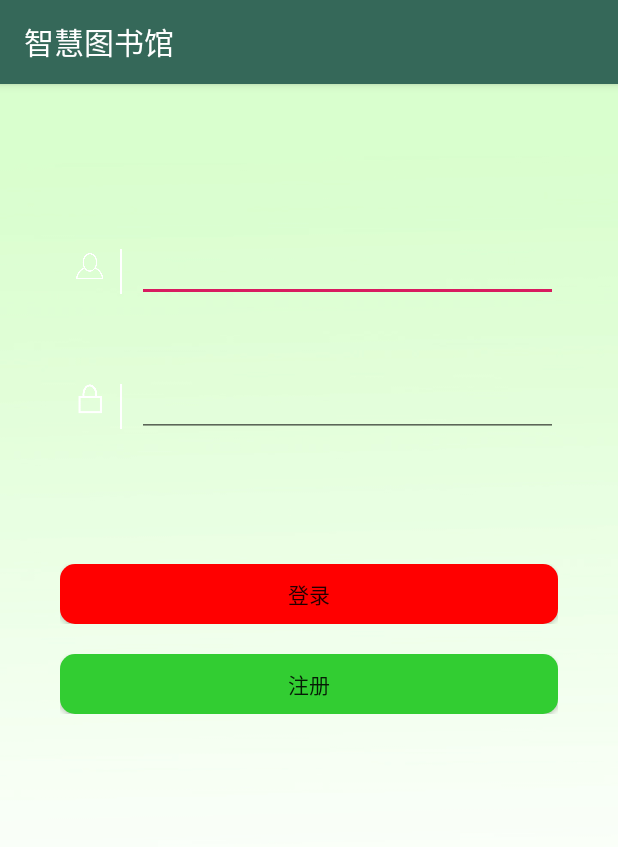
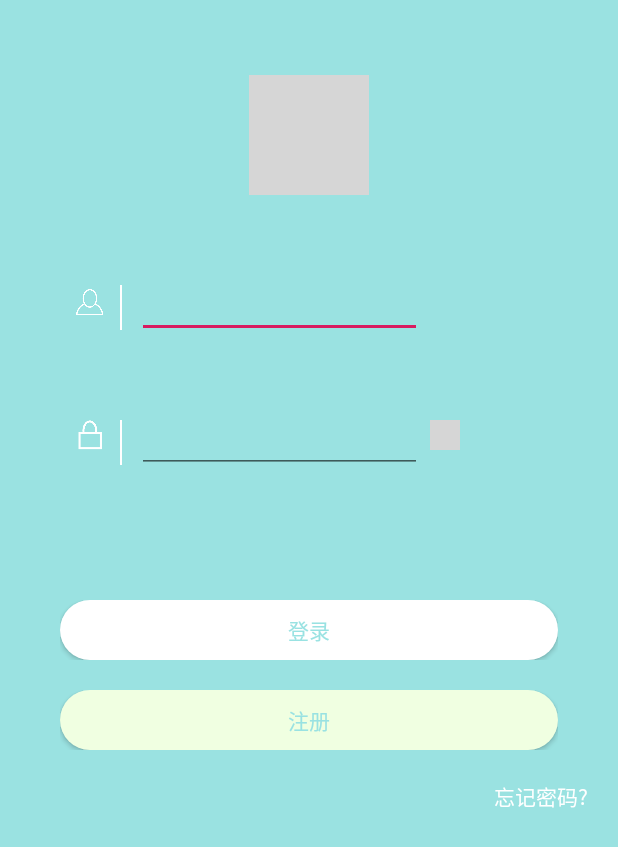
Before and after one commit to xy1473210653/libraryProject, an Android app: the MainActivity screen opened directly, with no data from a screen before it, on a phone screen of 412 x 824 dp. Shown: the top 847 px of the screen. Run offline under Robolectric (Android 15) with nearby library versions, the light colour scheme and no system bars; 1 statement that could not run was skipped; grey boxes are pictures that could not be loaded.

Commit message:
第二次ui

```diff
--- a/app/src/main/AndroidManifest.xml
+++ b/app/src/main/AndroidManifest.xml
@@ -9,7 +9,7 @@
     <uses-feature android:name="android.hardware.camera.autofocus" /><!-- 自动聚焦权限 -->
     <application
         android:allowBackup="true"
-        android:icon="@mipmap/ic_launcher"
+        android:icon="@mipmap/logo"
         android:label="@string/app_name"
         android:roundIcon="@mipmap/ic_launcher_round"
         android:supportsRtl="true"
--- a/app/src/main/java/com/example/xianyang/libraryproject/ChangeColorIconWithText.java
+++ b/app/src/main/java/com/example/xianyang/libraryproject/ChangeColorIconWithText.java
@@ -129,7 +129,7 @@ public class ChangeColorIconWithText extends View {
     }
 
     private void drawSourceText(Canvas canvas, int alpha) {
-       mTextPaint.setColor(0xff333333);
+       mTextPaint.setColor(0xffffff);
        mTextPaint.setAlpha(255-alpha);
        int x=getMeasuredWidth()/2-mTextBound.width()/2;
        int y=mIconRect.bottom+mTextBound.height();
--- a/app/src/main/java/com/example/xianyang/libraryproject/MainActivity.java
+++ b/app/src/main/java/com/example/xianyang/libraryproject/MainActivity.java
@@ -6,10 +6,15 @@ import android.os.Handler;
 import android.os.Message;
 import android.support.v7.app.AppCompatActivity;
 import android.os.Bundle;
+import android.text.InputType;
+import android.text.method.HideReturnsTransformationMethod;
+import android.text.method.PasswordTransformationMethod;
 import android.util.Log;
 import android.view.View;
 import android.widget.Button;
 import android.widget.EditText;
+import android.widget.ImageButton;
+import android.widget.ImageView;
 import android.widget.Toast;
 
 import com.example.xianyang.libraryproject.socket.User;
@@ -29,9 +34,11 @@ import java.net.Socket;
 public class MainActivity extends AppCompatActivity {
     private Button login_button;
     private Button rigiter_button;
+    private ImageButton show_hide_passwd;//显示展示密码按钮
     private EditText userID_editText;
     private EditText userPassWD_editText;
     private Thread thread;
+    private Boolean isHide=true;
     private Handler handler=new Handler(){
         @Override
         public void handleMessage(Message msg) {
@@ -57,8 +64,31 @@ public class MainActivity extends AppCompatActivity {
     protected void onCreate(Bundle savedInstanceState) {
         super.onCreate(savedInstanceState);
         setContentView(R.layout.activity_main);
+        StatusBarCompat.compat(this,0xFF99e2e2);
+        getSupportActionBar().hide();
         login_button = findViewById(R.id.login);
         rigiter_button = findViewById(R.id.rigister);
+        userID_editText=findViewById(R.id.userID);
+        userPassWD_editText=findViewById(R.id.user_passWD);
+        show_hide_passwd=findViewById(R.id.passwd_show_button);
+        show_hide_passwd.setOnClickListener(new View.OnClickListener() {
+            @Override
+            public void onClick(View v) {
+                if (isHide)
+                {
+                    userPassWD_editText.setTransformationMethod(HideReturnsTransformationMethod.getInstance());
+                    show_hide_passwd.setBackgroundResource(R.mipmap.show_passwd);
+                    userPassWD_editText.setSelection(userPassWD_editText.getText().length());
+                    isHide=false;
+                }
+                else {
+                    isHide=true;
+                    userPassWD_editText.setTransformationMethod(PasswordTransformationMethod.getInstance());
+                    show_hide_passwd.setBackgroundResource(R.mipmap.hide_passwd);
+                    userPassWD_editText.setSelection(userPassWD_editText.getText().length());
+                }
+            }
+        });
         //登录
         login_button.setOnClickListener(new View.OnClickListener() {
             @Override
@@ -82,8 +112,6 @@ public class MainActivity extends AppCompatActivity {
      */
     private void login() {
         Log.d("socket", "login: "+"up");
-        userID_editText=findViewById(R.id.userID);
-        userPassWD_editText=findViewById(R.id.user_passWD);
         String userID=userID_editText.getText().toString();
         String passWD=userPassWD_editText.getText().toString();
         User user=new User(userID,passWD);
--- a/app/src/main/res/drawable/button.xml
+++ b/app/src/main/res/drawable/button.xml
@@ -1,5 +1,5 @@
 <?xml version="1.0" encoding="utf-8"?>
 <shape xmlns:android="http://schemas.android.com/apk/res/android">
-   <corners android:radius="10dp"/>
-    <solid android:color="#32CD32"/>
+   <corners android:radius="200dp"/>
+    <solid android:color="#f0ffe1"/>
 </shape>
--- a/app/src/main/res/drawable/button_login.xml
+++ b/app/src/main/res/drawable/button_login.xml
@@ -1,5 +1,5 @@
 <?xml version="1.0" encoding="utf-8"?>
 <shape xmlns:android="http://schemas.android.com/apk/res/android">
-   <corners android:radius="10dp"/>
-    <solid android:color="#FF0000"/>
+   <corners android:radius="200dp"/>
+    <solid android:color="#ffffff"/>
 </shape>
--- a/app/src/main/res/drawable/tab_bg.xml
+++ b/app/src/main/res/drawable/tab_bg.xml
@@ -4,7 +4,6 @@
     <stroke
         android:width="1dp"
         android:color="#ffffff" />
-
-    <solid android:color="#FFFBE6" />
+    <solid android:color="#99e2e2" />
 
 </shape>
--- a/app/src/main/res/layout/activity_main.xml
+++ b/app/src/main/res/layout/activity_main.xml
@@ -8,10 +8,14 @@
     android:orientation="vertical"
     android:background="@drawable/login"
     tools:context=".MainActivity">
-    <View
-        android:layout_width="match_parent"
-        android:layout_height="150px"/>
+    <ImageView
+        android:layout_marginTop="50dp"
+        android:layout_gravity="center"
+        android:src="@mipmap/logo"
+        android:layout_width="80dp"
+        android:layout_height="80dp" />
     <LinearLayout
+        android:layout_marginTop="50dp"
         android:layout_marginLeft="40dp"
         android:layout_marginRight="40dp"
         android:layout_width="match_parent"
@@ -33,7 +37,7 @@
             android:background="#ffffff"/>
         <EditText
             android:id="@+id/userID"
-            android:layout_width="match_parent"
+            android:layout_width="190dp"
             android:layout_height="wrap_content"
             android:layout_marginLeft="10dp"
 
@@ -43,7 +47,6 @@
         android:layout_marginLeft="40dp"
         android:layout_marginRight="40dp"
         android:layout_marginTop="40dp"
-
         android:layout_width="match_parent"
         android:layout_height="50dp">
         <ImageView
@@ -63,10 +66,17 @@
         <EditText
             android:layout_marginLeft="10dp"
             android:id="@+id/user_passWD"
-            android:layout_width="match_parent"
-            android:layout_height="wrap_content"
-            android:ems="10"
-            android:inputType="textPassword" />
+            android:inputType="textPassword"
+            android:layout_width="190dp"
+            android:layout_height="wrap_content" />
+        <ImageButton
+            android:id="@+id/passwd_show_button"
+            android:layout_width="20dp"
+            android:layout_height="20dp"
+            android:background="@mipmap/hide_passwd"
+            android:layout_marginLeft="5dp"
+            android:layout_marginTop="10dp"
+            />
     </LinearLayout>
     <LinearLayout
         android:layout_marginLeft="40dp"
@@ -77,6 +87,7 @@
         <Button
             android:id="@+id/login"
             android:text="登录"
+            android:textColor="#99e2e2"
             android:background="@drawable/button_login"
             android:layout_width="match_parent"
             android:layout_height="wrap_content" />
@@ -91,8 +102,17 @@
         <Button
             android:id="@+id/rigister"
             android:text="注册"
+            android:textColor="#99e2e2"
             android:background="@drawable/button"
             android:layout_width="match_parent"
             android:layout_height="wrap_content" />
     </LinearLayout>
+    <TextView
+        android:layout_marginTop="20dp"
+        android:layout_gravity="right"
+        android:layout_marginRight="20dp"
+        android:textColor="#ffffff"
+        android:text="忘记密码?"
+        android:layout_width="wrap_content"
+        android:layout_height="wrap_content" />
 </LinearLayout>
--- a/app/src/main/res/values/colors.xml
+++ b/app/src/main/res/values/colors.xml
@@ -3,7 +3,7 @@
     <color name="colorPrimary">#008577</color>
     <color name="colorPrimaryDark">#00574B</color>
     <color name="colorAccent">#D81B60</color>
-    <color name="colorActionBar">#356859</color>
+    <color name="colorActionBar">#ff99e2e2</color>
     <color name="colorItemText">#FFFFFF</color>
 
     <color name="viewfinder_mask">#60000000</color>
```
Also changed, not shown: app/src/main/java/com/example/xianyang/libraryproject/FristActivity.java (+71 -53 lines), app/src/main/res/layout/frist_activity.xml (+95 -83 lines), app/src/main/res/drawable/left_backgroud.jpg (deleted), app/src/main/res/drawable/login.jpg, app/src/main/res/mipmap-xxxhdpi/camera.png, app/src/main/res/mipmap-xxxhdpi/find_seat.png, app/src/main/res/mipmap-xxxhdpi/lose.png, app/src/main/res/mipmap-xxxhdpi/market.png, app/src/main/res/mipmap-xxxhdpi/sao.png.
